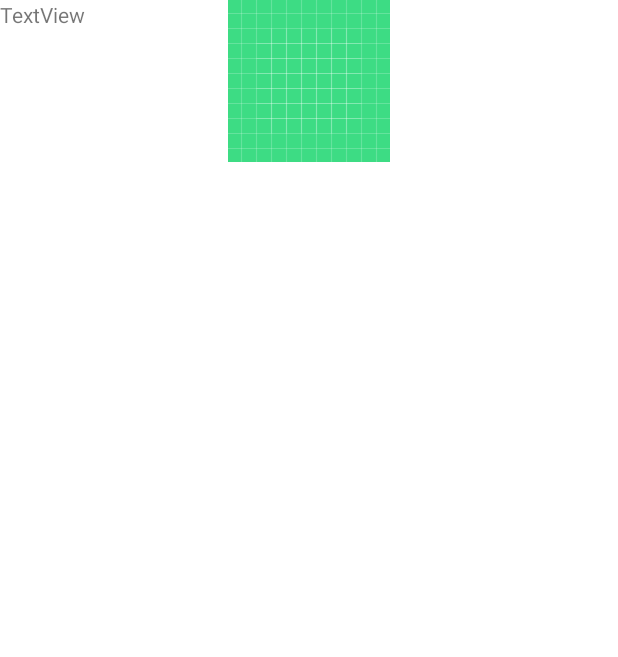
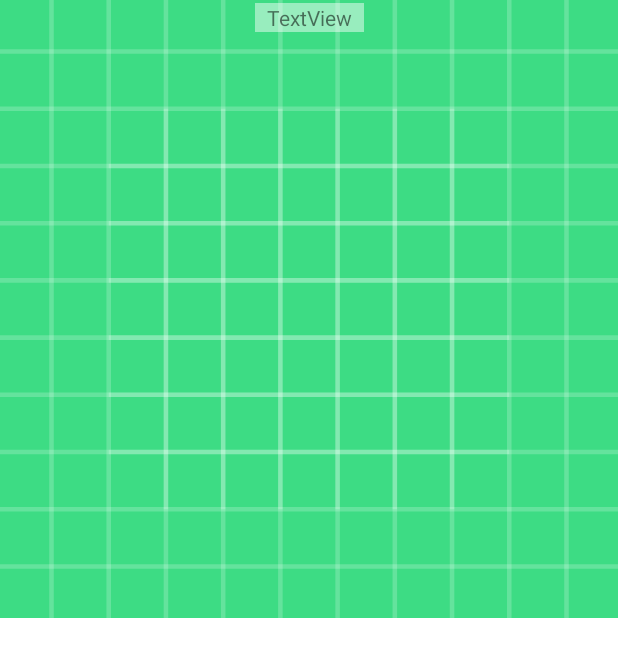
Before and after one commit to Shady-Selim/Network-Lesson, an Android app: the layout flickr_recycleview_item.xml on its own in the app's theme, with its tools: preview values and no code run, on a phone screen of 412 x 824 dp. Shown: the top 657 px of the screen. Run offline under Robolectric (Android 15) with nearby library versions, the phone set to English and light mode, and no system bars.

Commit message:
Adding Coil library to handle image loading Convert the recycle layout to StagredLayout Beautify the layout

```diff
--- a/app/build.gradle
+++ b/app/build.gradle
@@ -48,6 +48,9 @@ dependencies {
     implementation 'com.squareup.retrofit2:retrofit:2.9.0'
     implementation 'com.squareup.retrofit2:converter-gson:2.9.0'
 
+    //Coil
+    implementation("io.coil-kt:coil:1.4.0")
+
     testImplementation 'junit:junit:4.+'
     androidTestImplementation 'androidx.test.ext:junit:1.1.3'
     androidTestImplementation 'androidx.test.espresso:espresso-core:3.4.0'
--- a/app/src/main/java/com/shady/restandretrofit/ui/FlickrAdapter.kt
+++ b/app/src/main/java/com/shady/restandretrofit/ui/FlickrAdapter.kt
@@ -6,6 +6,7 @@ import android.view.ViewGroup
 import android.widget.ImageView
 import android.widget.TextView
 import androidx.recyclerview.widget.RecyclerView
+import coil.load
 import com.shady.restandretrofit.R
 import com.shady.restandretrofit.data.models.FlickrPhoto
 
@@ -18,6 +19,7 @@ class FlickrAdapter(val photosData: List<FlickrPhoto>) : RecyclerView.Adapter<Cu
     override fun onBindViewHolder(holder: CustomHolder, position: Int) {
         val photo = photosData[position]
         holder.titleTV.text = photo.title
+        holder.imageIV.load(photo.url)
     }
 
     override fun getItemCount(): Int {
--- a/app/src/main/java/com/shady/restandretrofit/ui/MainActivity.kt
+++ b/app/src/main/java/com/shady/restandretrofit/ui/MainActivity.kt
@@ -6,6 +6,7 @@ import android.util.Log
 import androidx.lifecycle.ViewModelProvider
 import androidx.recyclerview.widget.GridLayoutManager
 import androidx.recyclerview.widget.RecyclerView
+import androidx.recyclerview.widget.StaggeredGridLayoutManager
 import com.shady.restandretrofit.R
 
 class MainActivity : AppCompatActivity() {
@@ -18,7 +19,7 @@ class MainActivity : AppCompatActivity() {
         val vm = ViewModelProvider(this).get(MainVM::class.java)
 
         flickrRV = findViewById(R.id.rvFlickr)
-        flickrRV.layoutManager = GridLayoutManager(this, 2)
+        flickrRV.layoutManager = StaggeredGridLayoutManager(2, StaggeredGridLayoutManager.VERTICAL)  //GridLayoutManager(this, 2)
 
         vm.fetchInterestingList().observe(this, {
             flickrRV.adapter = FlickrAdapter(it.photos.photo)
--- a/app/src/main/res/layout/flickr_recycleview_item.xml
+++ b/app/src/main/res/layout/flickr_recycleview_item.xml
@@ -6,7 +6,8 @@
 
     <ImageView
         android:id="@+id/ivFlickr"
-        android:layout_width="wrap_content"
+        android:layout_width="match_parent"
+        android:adjustViewBounds="true"
         android:layout_height="wrap_content"
         app:layout_constraintBottom_toBottomOf="parent"
         app:layout_constraintEnd_toEndOf="parent"
@@ -18,7 +19,12 @@
         android:id="@+id/tvFlickr"
         android:layout_width="wrap_content"
         android:layout_height="wrap_content"
+        android:paddingHorizontal="8dp"
+        android:layout_margin="2dp"
+        android:layout_marginTop="8dp"
+        android:background="#77ffffff"
         android:text="TextView"
+        app:layout_constraintEnd_toEndOf="@+id/ivFlickr"
         app:layout_constraintStart_toStartOf="parent"
         app:layout_constraintTop_toTopOf="parent" />
 </androidx.constraintlayout.widget.ConstraintLayout>
```
